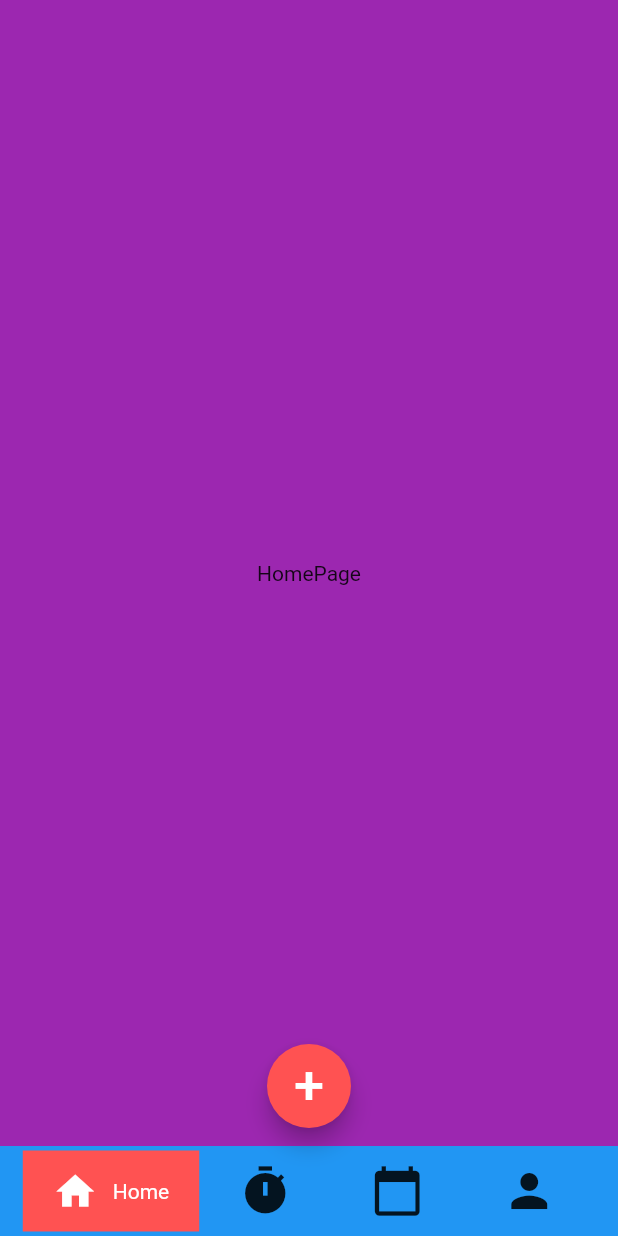
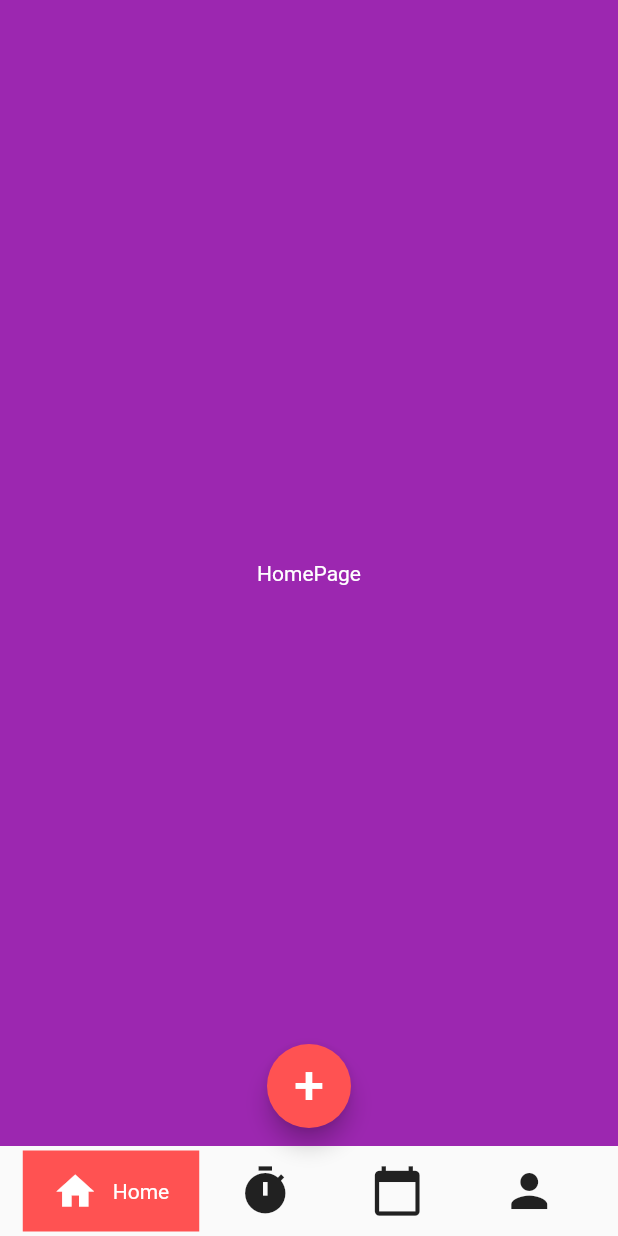
Before and after one commit to Raj-Dave-1/Space-Repetition, a Flutter app: the screen it shows after launch, on a phone screen of 412 x 824 dp. Run offline on Flutter 3.47's test engine with Material 2 defaults, Android fonts, the phone set to English and light mode, and no system bars; our stand-ins replace font_awesome_flutter, syncfusion_flutter_datepicker.

Commit message:
some file added

```diff
--- a/space_repetition/lib/HomePage/homePage.dart
+++ b/space_repetition/lib/HomePage/homePage.dart
@@ -17,13 +17,25 @@ class _HomePageState extends State<HomePage> {
   double iconSize = 36;
   List<Widget> pages = [
     Container(
-      child: Center(child: Text("HomePage")),
+      child: Center(
+          child: Text(
+        "HomePage",
+        style: TextStyle(color: Colors.white),
+      )),
     ),
     Container(
-      child: Center(child: Text("Pomodoro")),
+      child: Center(
+          child: Text(
+        "Pomodoro",
+        style: TextStyle(color: Colors.white),
+      )),
     ),
     Container(
-      child: Center(child: Text("Calender")),
+      child: Center(
+          child: Text(
+        "Calender",
+        style: TextStyle(color: Colors.white),
+      )),
     ),
     CreateProfile(),
   ];
@@ -43,7 +55,7 @@ class _HomePageState extends State<HomePage> {
           : Container(),
       bottomNavigationBar: Container(
         height: 60,
-        color: Colors.blue,
+//        color: Colors.blue,
         child: FittedBox(
           child: Row(
             mainAxisAlignment: MainAxisAlignment.spaceBetween,
```
Also changed, not shown: space_repetition/lib/ProfilePage/createProfile.dart (+11 -1 lines).
